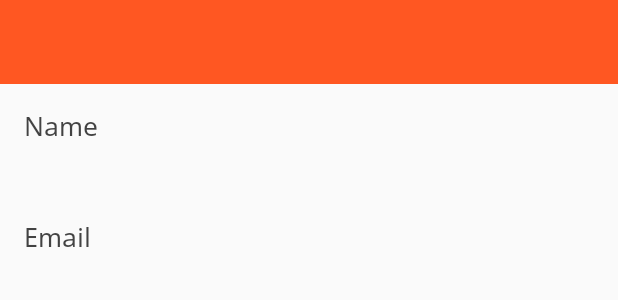
After one commit to charankumarbr/My-Spends, an Android app: the layout activity_profile.xml on its own in the app's theme, with its tools: preview values and no code run, on a phone screen of 412 x 824 dp. The commit adds this screen. Shown: the top 300 px of the screen. Run offline under Robolectric (Android 15) with nearby library versions, the phone set to English and light mode, and no system bars.

Commit message:
Implemented Profile screen with name and email id.

```diff
--- a/app/src/main/res/layout/activity_main.xml
+++ b/app/src/main/res/layout/activity_main.xml
@@ -7,7 +7,7 @@
     android:background="#FAFAFA">
 
     <android.support.v7.widget.Toolbar
-        android:id="@+id/lt_toolbar"
+        android:id="@+id/am_toolbar"
         android:layout_width="match_parent"
         android:layout_height="?attr/actionBarSize"
         android:minHeight="?attr/actionBarSize"
@@ -20,7 +20,7 @@
         android:id="@+id/am_bpb_loading"
         android:layout_width="match_parent"
         android:layout_height="1dp"
-        android:layout_below="@+id/lt_toolbar"
+        android:layout_below="@+id/am_toolbar"
         android:visibility="invisible"/>
 
     <RelativeLayout
--- /dev/null
+++ b/app/src/main/res/layout/activity_profile.xml
@@ -0,0 +1,60 @@
+<?xml version="1.0" encoding="utf-8"?>
+<LinearLayout xmlns:android="http://schemas.android.com/apk/res/android"
+    xmlns:app="http://schemas.android.com/apk/res-auto"
+    android:orientation="vertical"
+    android:layout_width="match_parent"
+    android:layout_height="match_parent"
+    android:background="#FAFAFA">
+
+    <android.support.v7.widget.Toolbar
+        android:id="@+id/ap_toolbar"
+        android:layout_width="match_parent"
+        android:layout_height="?attr/actionBarSize"
+        android:minHeight="?attr/actionBarSize"
+        android:background="@color/colorPrimary"
+        android:theme="@style/ThemeOverlay.AppCompat.Dark.ActionBar"
+        app:theme="@style/ThemeOverlay.AppCompat.Dark.ActionBar"
+        app:popupTheme="@style/ThemeOverlay.AppCompat.Light" />
+
+    <in.phoenix.myspends.customview.CustomTextView
+        android:layout_width="wrap_content"
+        android:layout_height="wrap_content"
+        android:text="Name"
+        android:layout_marginTop="16dp"
+        android:layout_marginStart="16dp"
+        android:textSize="17sp"
+        app:fontName="@string/font_noto_sans"
+        android:textColor="@color/primary_text"/>
+
+    <in.phoenix.myspends.customview.CustomTextView
+        android:id="@+id/ap_tv_name"
+        android:layout_width="wrap_content"
+        android:layout_height="wrap_content"
+        android:layout_marginTop="10dp"
+        android:layout_marginStart="16dp"
+        android:textSize="17sp"
+        app:fontName="@string/font_noto_sans"
+        android:textColor="@color/colorPrimary"
+        android:maxLines="2"/>
+
+    <in.phoenix.myspends.customview.CustomTextView
+        android:layout_width="wrap_content"
+        android:layout_height="wrap_content"
+        android:text="Email"
+        android:layout_marginTop="16dp"
+        android:layout_marginStart="16dp"
+        android:textSize="17sp"
+        app:fontName="@string/font_noto_sans"
+        android:textColor="@color/primary_text"/>
+
+    <in.phoenix.myspends.customview.CustomTextView
+        android:id="@+id/ap_tv_email"
+        android:layout_width="wrap_content"
+        android:layout_height="wrap_content"
+        android:layout_marginTop="10dp"
+        android:layout_marginStart="16dp"
+        android:textSize="17sp"
+        app:fontName="@string/font_noto_sans"
+        android:textColor="@color/colorPrimary"/>
+
+</LinearLayout>
--- a/app/src/main/res/menu/menu_main.xml
+++ b/app/src/main/res/menu/menu_main.xml
@@ -15,6 +15,11 @@
         android:icon="@drawable/ic_add_white_24dp" />
 
     <item
+        android:id="@+id/menu_profile"
+        android:title="@string/profile"
+        app:showAsAction="never|withText" />
+
+    <item
         android:id="@+id/menu_reports"
         android:title="@string/reports"
         app:showAsAction="never|withText" />
--- a/app/src/main/res/values/strings.xml
+++ b/app/src/main/res/values/strings.xml
@@ -38,7 +38,7 @@
     <string name="reports">Reports</string>
     <string name="about">About</string>
     <string name="about_app">About App</string>
-    <string name="about_app_msg">is an app to track all your spends. And, first of it\'s kind to not to read your personal data.\n\nMy Spends keeps track of your spends when you add them.\n
+    <string name="about_app_msg">My Spends is an app to track all your spends. And, first of it\'s kind to not to read your personal data.\n\nMy Spends keeps track of your spends when you add them.
     </string>
     <string name="contact_us">Contact Us</string>
     <string name="select_from_date">Select the from date</string>
@@ -53,4 +53,5 @@
     <string name="unable_fetch_spends">Unable to fetch your spends.\n\nPlease check your internet connection.</string>
     <string name="no_spends_tracked_tune_filters">No spends tracked!\n\nFine tune your filters.</string>
     <string name="get_total">Get Total</string>
+    <string name="profile">Profile</string>
 </resources>
```
Also changed, not shown: app/src/main/AndroidManifest.xml (+10 -0 lines), app/src/main/java/in/phoenix/myspends/ui/activity/MainActivity.java (+11 -2 lines), app/src/main/java/in/phoenix/myspends/ui/activity/ProfileActivity.java (added, +70 -0 lines).
